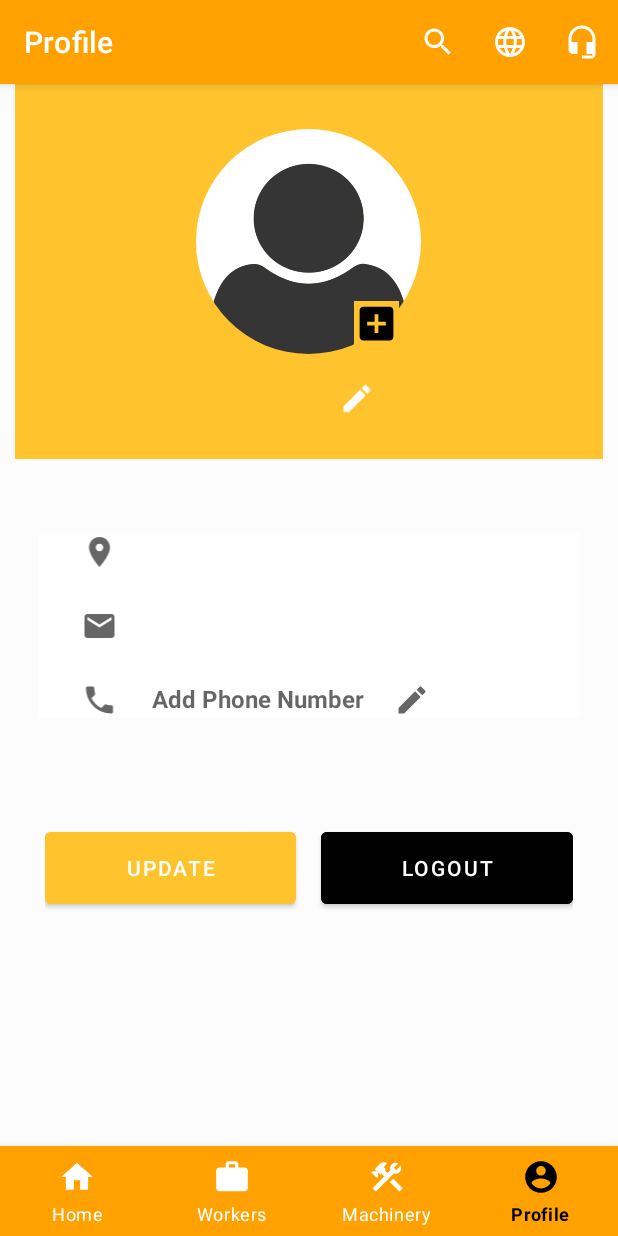
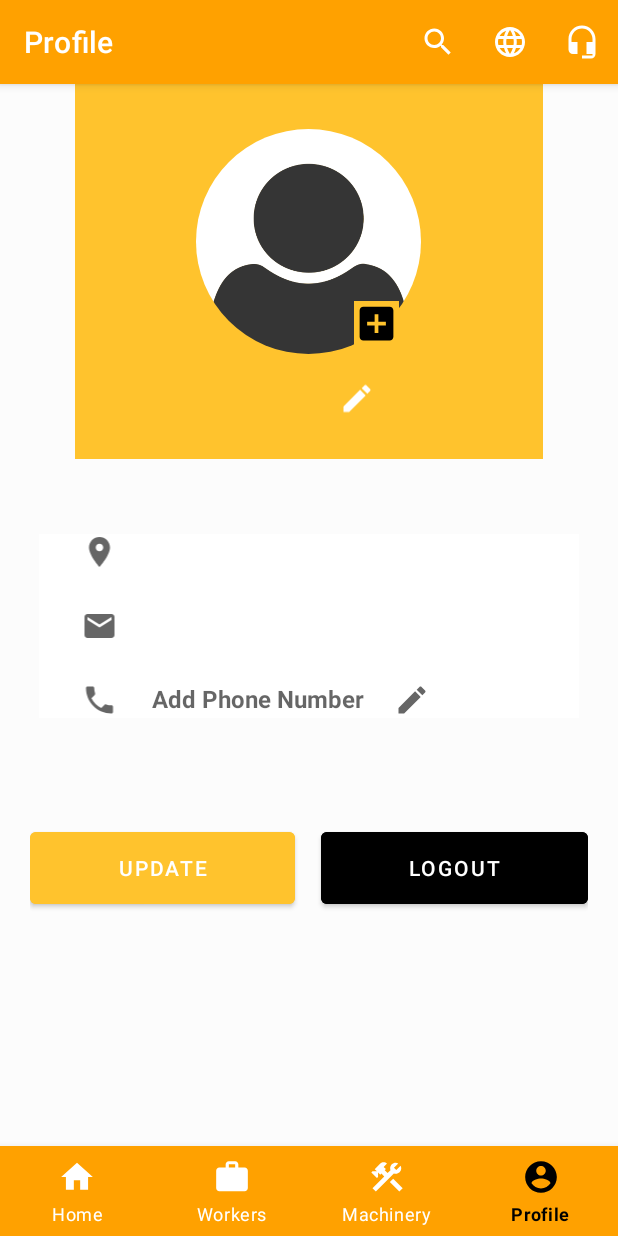
Before and after one commit to TechZite-Guru/Farm_Work, an Android app: the ProfileFragment screen opened through its navigation route, on a phone screen of 412 x 824 dp. Run offline under Robolectric (Android 15) with nearby library versions, the phone set to English and light mode, and no system bars; our stand-ins replace CircleImageView, Firebase (no records; nobody signed in at launch, a user with empty details on screens opened directly), Picasso, navigation-ui; libraries missing offline, so code that uses them is left out: com.synnapps.carouselview, com.theartofdev.edmodo; Roboto replaces fonts that are not available here; 3 statements that could not run were skipped.

Commit message:
Some Unversioned Files

```diff
--- a/app/src/main/java/com/example/farmwork/LoginActivity.java
+++ b/app/src/main/java/com/example/farmwork/LoginActivity.java
@@ -65,6 +65,11 @@ public class LoginActivity extends AppCompatActivity {
         login_but = findViewById(R.id.btn_login);
         send_otp = findViewById(R.id.request_otp);
         pd = new ProgressDialog(this);
+
+        if (fAuth.getCurrentUser() != null) {
+            Log.d("ALREADY_LOGIN", "LOGIN Success with Phone Verification");
+            startActivity(new Intent(LoginActivity.this, Home.class));
+        }
 
         send_otp.setOnClickListener(new View.OnClickListener() {
             @Override
--- a/app/src/main/res/layout/activity_booking_page.xml
+++ b/app/src/main/res/layout/activity_booking_page.xml
@@ -73,7 +73,6 @@
                 android:layout_width="wrap_content"
                 android:layout_height="wrap_content"
                 android:gravity="center"
-                android:text="10"
                 android:layout_marginTop="5dp"
                 android:background="@color/orange_500"
                 android:textColor="@color/white"
--- a/app/src/main/res/layout/fragment_profile.xml
+++ b/app/src/main/res/layout/fragment_profile.xml
@@ -11,9 +11,7 @@
     <ScrollView
         android:layout_width="wrap_content"
         android:layout_height="wrap_content"
-        android:scrollbars="none"
-        android:paddingLeft="10dp"
-        android:paddingRight="10dp">
+        android:scrollbars="none">
 
         <LinearLayout
             android:layout_width="match_parent"
@@ -23,7 +21,9 @@
 
             <RelativeLayout
                 android:layout_width="match_parent"
-                android:layout_height="wrap_content">
+                android:layout_height="wrap_content"
+                android:paddingLeft="50dp"
+                android:paddingRight="50dp">
 
 
                 <LinearLayout
```
Also changed, not shown: app/build.gradle (+7 -6 lines), app/src/main/java/com/example/farmwork/BookingPage.java (+13 -11 lines), app/src/main/res/layout/fragment_home.xml (+4 -3 lines).
